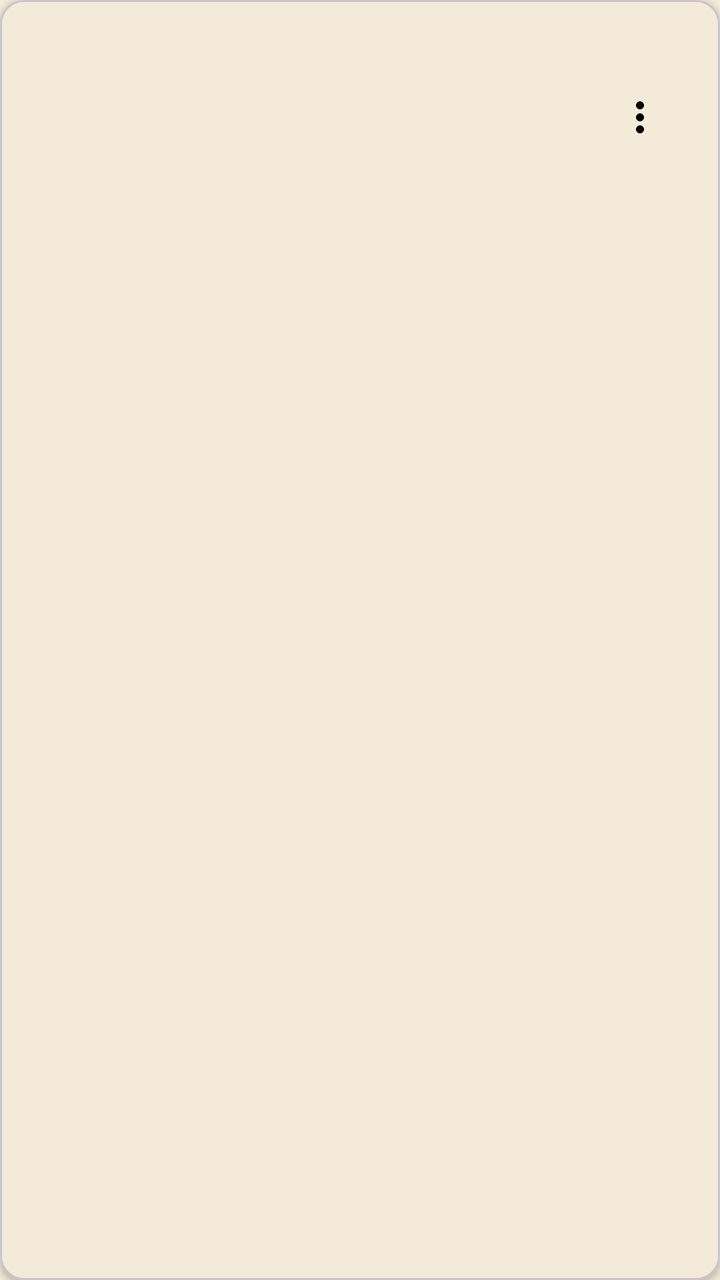
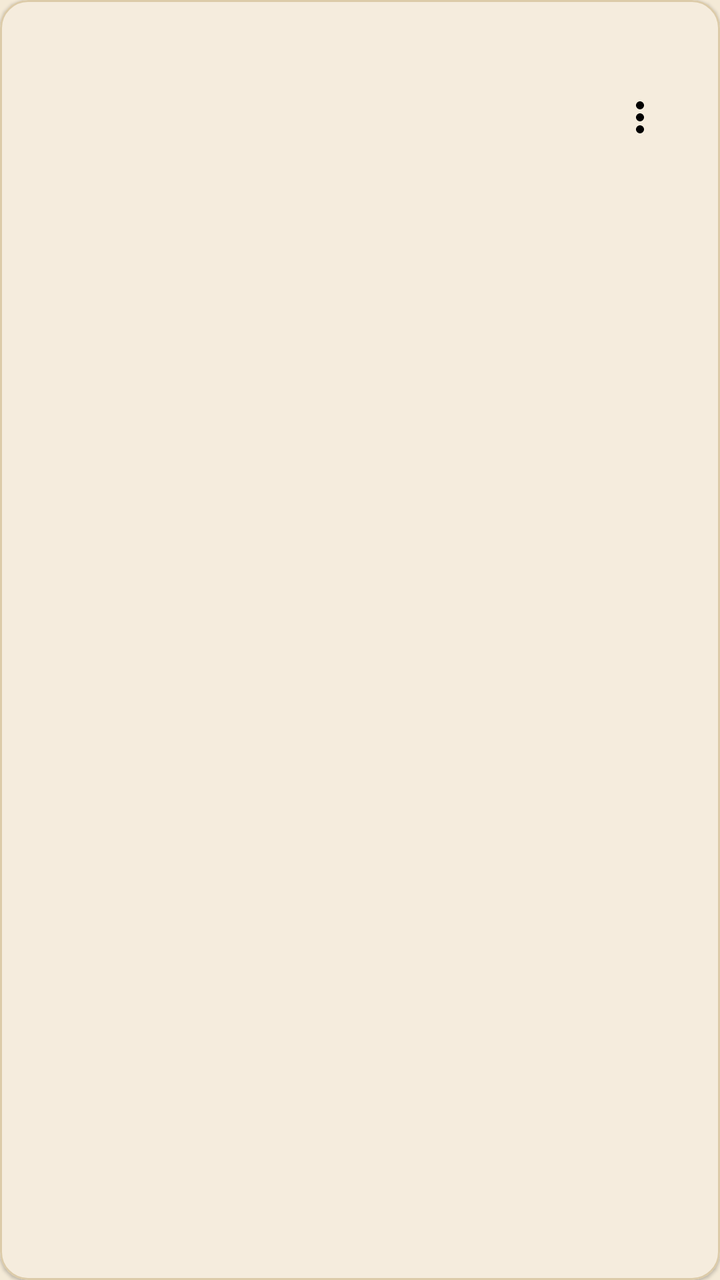

Two renders of the same Android screen: before a commit and after it. Below are the layout's source before the change and the commit's diff.
<!-- AndroidManifest.xml: application theme Theme.DnDMemory -->
<!-- res/layout/item_member.xml -->
<?xml version="1.0" encoding="utf-8"?>
<com.google.android.material.card.MaterialCardView
    xmlns:android="http://schemas.android.com/apk/res/android"
    xmlns:app="http://schemas.android.com/apk/res-auto"
    android:id="@+id/item_member_root"
    android:layout_width="match_parent"
    android:layout_height="wrap_content"
    android:layout_marginStart="12dp"
    android:layout_marginTop="6dp"
    android:layout_marginEnd="12dp"
    android:layout_marginBottom="6dp"
    android:clickable="true"
    android:focusable="true"
    app:cardCornerRadius="12dp"
    app:cardElevation="2dp">

    <LinearLayout
        android:layout_width="match_parent"
        android:layout_height="wrap_content"
        android:gravity="center_vertical"
        android:orientation="horizontal"
        android:padding="16dp">

        <LinearLayout
            android:layout_width="0dp"
            android:layout_height="wrap_content"
            android:layout_weight="1"
            android:orientation="vertical">

            <TextView
                android:id="@+id/item_member_name"
                android:layout_width="match_parent"
                android:layout_height="wrap_content"
                android:textAppearance="?attr/textAppearanceTitleMedium" />

            <TextView
                android:id="@+id/item_member_email"
                android:layout_width="match_parent"
                android:layout_height="wrap_content"
                android:textAppearance="?attr/textAppearanceBodySmall" />

            <TextView
                android:id="@+id/item_member_role"
                android:layout_width="wrap_content"
                android:layout_height="wrap_content"
                android:textAppearance="?attr/textAppearanceLabelMedium"
                android:textColor="?attr/colorPrimary" />

            <TextView
                android:id="@+id/item_member_linked"
                android:layout_width="match_parent"
                android:layout_height="wrap_content"
                android:textAppearance="?attr/textAppearanceBodySmall" />

            <TextView
                android:id="@+id/item_member_status"
                android:layout_width="wrap_content"
                android:layout_height="wrap_content"
                android:textAppearance="?attr/textAppearanceLabelSmall" />
        </LinearLayout>

        <ImageButton
            android:id="@+id/item_member_more"
            android:layout_width="48dp"
            android:layout_height="48dp"
            android:background="?attr/selectableItemBackgroundBorderless"
            android:contentDescription="@string/cd_more"
            android:src="@drawable/ic_more" />
    </LinearLayout>
</com.google.android.material.card.MaterialCardView>
<!-- resources referenced by this layout -->
<resources>
  <!-- drawable ic_more (drawable) -->
  <?xml version="1.0" encoding="utf-8"?>
  <vector xmlns:android="http://schemas.android.com/apk/res/android"
      android:width="24dp"
      android:height="24dp"
      android:viewportWidth="24"
      android:viewportHeight="24">
      <path
          android:fillColor="#FF000000"
          android:pathData="M12,8c1.1,0 2,-0.9 2,-2s-0.9,-2 -2,-2 -2,0.9 -2,2 0.9,2 2,2zM12,10c-1.1,0 -2,0.9 -2,2s0.9,2 2,2 2,-0.9 2,-2 -0.9,-2 -2,-2zM12,16c-1.1,0 -2,0.9 -2,2s0.9,2 2,2 2,-0.9 2,-2 -0.9,-2 -2,-2z" />
  </vector>
  <string name="cd_more">Ещё</string>
  <style name="Theme.DnDMemory" parent="Theme.Material3.DayNight.NoActionBar">
          <item name="colorPrimary">@color/colorPrimary</item>
          <item name="colorPrimaryDark">@color/colorPrimaryDark</item>
          <item name="colorOnPrimary">@color/colorOnPrimary</item>
          <item name="colorPrimaryContainer">@color/colorPrimaryContainer</item>
          <item name="colorOnPrimaryContainer">@color/colorOnPrimaryContainer</item>
          <item name="colorSecondary">@color/colorSecondary</item>
          <item name="colorOnSecondary">@color/colorOnSecondary</item>
          <item name="colorSurface">@color/colorSurface</item>
          <item name="colorOnSurface">@color/colorOnSurface</item>
          <item name="colorSurfaceVariant">@color/colorSurfaceVariant</item>
          <item name="colorOnSurfaceVariant">@color/colorOnSurfaceVariant</item>
          <item name="android:colorBackground">@color/colorBackground</item>
          <item name="colorOnBackground">@color/colorOnBackground</item>
          <item name="colorError">@color/colorError</item>
          <item name="colorOnError">@color/colorOnError</item>
          <item name="colorOutline">@color/colorOutline</item>
          <item name="android:statusBarColor">@color/colorPrimaryDark</item>
          <item name="android:navigationBarColor">@color/colorBackground</item>
          <item name="android:windowBackground">@color/colorBackground</item>
      </style>
  <color name="colorPrimary">#8A6A3B</color>
  <color name="colorPrimaryDark">#5E4525</color>
  <color name="colorOnPrimary">#FFF7EA</color>
  <color name="colorPrimaryContainer">#EBDCC2</color>
  <color name="colorOnPrimaryContainer">#3A2A14</color>
  <color name="colorSecondary">#B98B2E</color>
  <color name="colorOnSecondary">#FFF8EA</color>
  <color name="colorSurface">#FBF4E6</color>
  <color name="colorOnSurface">#2A2118</color>
  <color name="colorSurfaceVariant">#EEE0C6</color>
  <color name="colorOnSurfaceVariant">#57493A</color>
  <color name="colorBackground">#F4EAD7</color>
  <color name="colorOnBackground">#2A2118</color>
  <color name="colorError">#A3231C</color>
  <color name="colorOnError">#FFFFFF</color>
  <color name="colorOutline">#8C7B63</color>
</resources>

<!-- the commit's change to res/layout/item_member.xml (unified diff, before → after) -->
@@ -1,5 +1,6 @@
 <?xml version="1.0" encoding="utf-8"?>
 <com.google.android.material.card.MaterialCardView
+    style="@style/Widget.DnDMemory.Card"
     xmlns:android="http://schemas.android.com/apk/res/android"
     xmlns:app="http://schemas.android.com/apk/res-auto"
     android:id="@+id/item_member_root"
@@ -11,9 +12,7 @@
     android:layout_marginBottom="6dp"
     android:clickable="true"
     android:focusable="true"
-    app:cardCornerRadius="12dp"
-    app:cardElevation="2dp">
-
+    >
     <LinearLayout
         android:layout_width="match_parent"
         android:layout_height="wrap_content"
<!-- resource entries referenced after the edit -->
@@ -12,6 +12,15 @@
           android:pathData="M12,8c1.1,0 2,-0.9 2,-2s-0.9,-2 -2,-2 -2,0.9 -2,2 0.9,2 2,2zM12,10c-1.1,0 -2,0.9 -2,2s0.9,2 2,2 2,-0.9 2,-2 -0.9,-2 -2,-2zM12,16c-1.1,0 -2,0.9 -2,2s0.9,2 2,2 2,-0.9 2,-2 -0.9,-2 -2,-2z" />
   </vector>
   <string name="cd_more">Ещё</string>
+  <style name="Widget.DnDMemory.Card" parent="Widget.Material3.CardView.Elevated">
+          <item name="cardBackgroundColor">?attr/colorSurface</item>
+          <item name="cardCornerRadius">14dp</item>
+          <item name="cardElevation">1dp</item>
+          <item name="strokeColor">@color/card_stroke</item>
+          <item name="strokeWidth">1dp</item>
+          <item name="android:clickable">true</item>
+          <item name="android:focusable">true</item>
+      </style>
   <style name="Theme.DnDMemory" parent="Theme.Material3.DayNight.NoActionBar">
           <item name="colorPrimary">@color/colorPrimary</item>
           <item name="colorPrimaryDark">@color/colorPrimaryDark</item>
@@ -33,6 +42,7 @@
           <item name="android:navigationBarColor">@color/colorBackground</item>
           <item name="android:windowBackground">@color/colorBackground</item>
       </style>
+  <color name="card_stroke">#DCCBA9</color>
   <color name="colorPrimary">#8A6A3B</color>
   <color name="colorPrimaryDark">#5E4525</color>
   <color name="colorOnPrimary">#FFF7EA</color>
